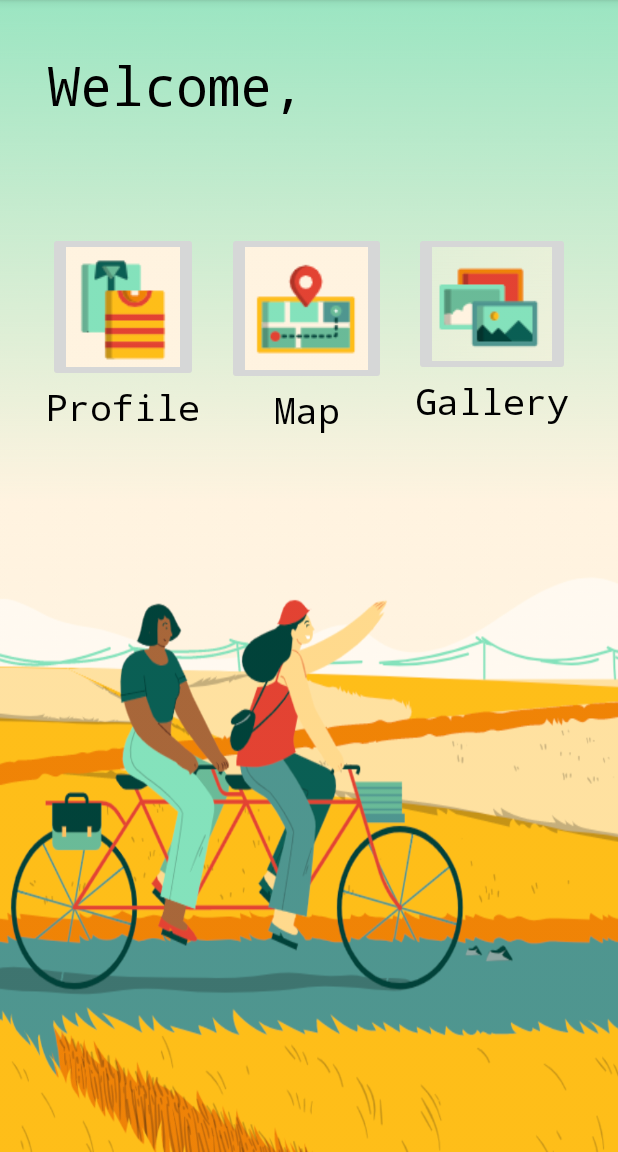
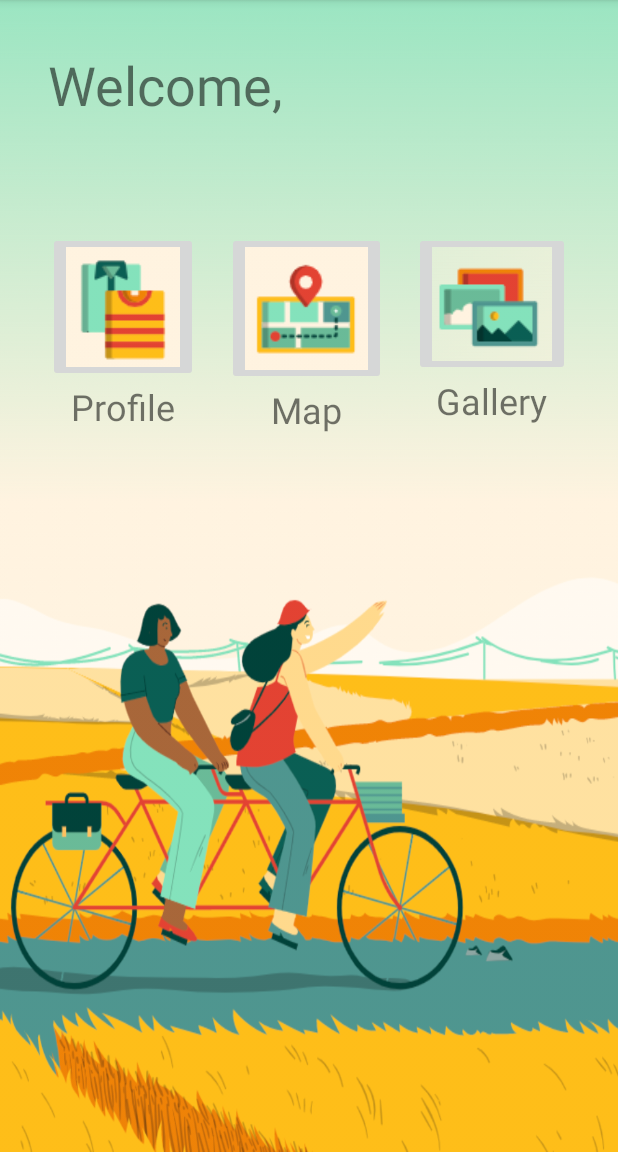
Before and after one commit to rhudson11/TravelTrails, an Android app: the HomeActivity screen opened directly, with no data from a screen before it, on a phone screen of 412 x 824 dp, the part 84-1236 px from its top. Run offline under Robolectric (Android 15) with nearby library versions, the phone set to English and light mode, and no system bars.

Commit message:
minor font change

```diff
--- a/app/src/main/res/layout/activity_home.xml
+++ b/app/src/main/res/layout/activity_home.xml
@@ -41,10 +41,9 @@
         android:id="@+id/textView8"
         android:layout_width="wrap_content"
         android:layout_height="wrap_content"
-        android:fontFamily="monospace"
+        android:fontFamily="sans-serif"
         android:text="Map"
         android:textAlignment="viewStart"
-        android:textColor="#000000"
         android:textSize="24sp"
         app:layout_constraintEnd_toEndOf="@+id/view_map_button"
         app:layout_constraintStart_toStartOf="@+id/view_map_button"
@@ -54,9 +53,8 @@
         android:id="@+id/textView12"
         android:layout_width="wrap_content"
         android:layout_height="wrap_content"
-        android:fontFamily="monospace"
+        android:fontFamily="sans-serif"
         android:text="Profile"
-        android:textColor="#000000"
         android:textSize="24sp"
         app:layout_constraintEnd_toEndOf="@+id/profile_button"
         app:layout_constraintStart_toStartOf="@+id/profile_button"
@@ -68,9 +66,8 @@
         android:layout_height="wrap_content"
         android:layout_marginStart="32dp"
         android:layout_marginTop="32dp"
-        android:fontFamily="monospace"
+        android:fontFamily="sans-serif"
         android:text="TextView"
-        android:textColor="#000000"
         android:textSize="36sp"
         app:layout_constraintStart_toStartOf="parent"
         app:layout_constraintTop_toTopOf="parent" />
@@ -79,9 +76,8 @@
         android:id="@+id/textView2"
         android:layout_width="wrap_content"
         android:layout_height="wrap_content"
-        android:fontFamily="monospace"
+        android:fontFamily="sans-serif"
         android:text="Gallery"
-        android:textColor="#000000"
         android:textSize="24sp"
         app:layout_constraintEnd_toEndOf="@+id/gallery_button"
         app:layout_constraintStart_toStartOf="@+id/gallery_button"
```
